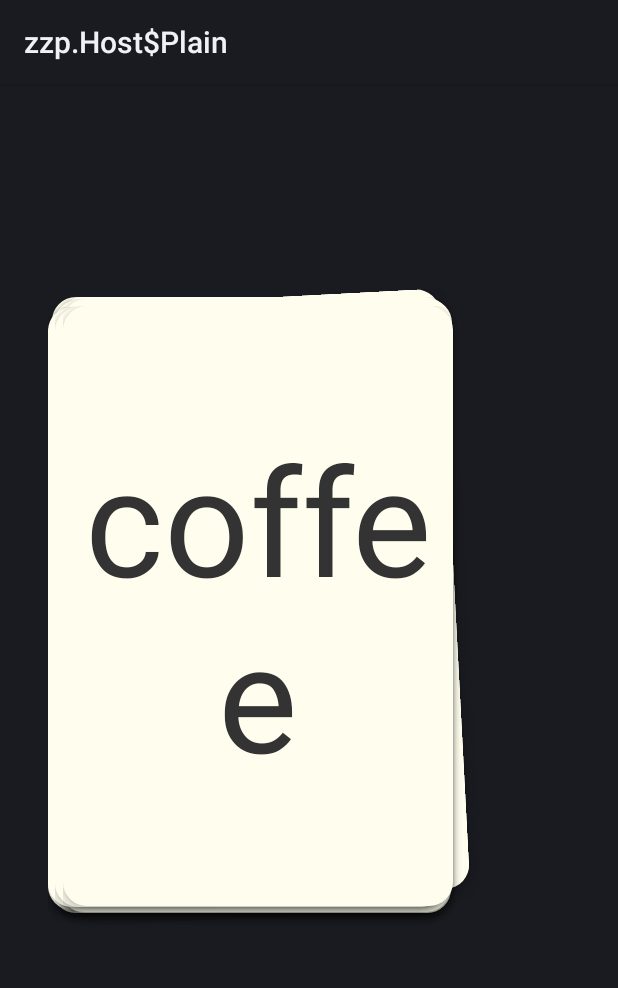
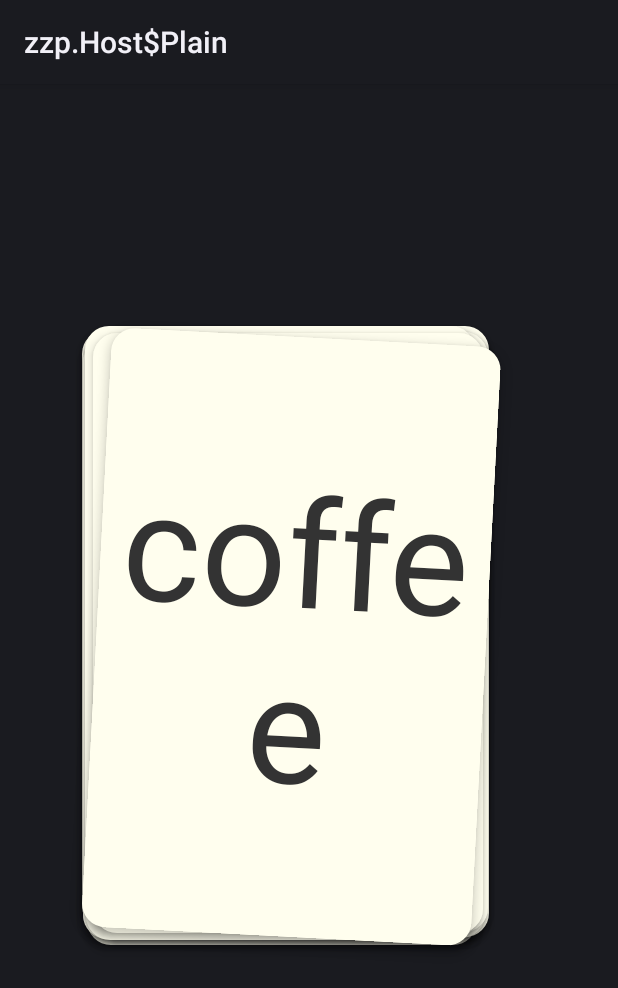
Before and after one commit to Entreco/Scrum-Poker, an Android app: the fragment PokerFragment shown on its own in the app's theme, on a phone screen of 412 x 824 dp. Shown: the top 988 px of the screen. Run offline under Robolectric (Android 15) with nearby library versions, the phone set to English and light mode, and no system bars; our stand-ins replace data binding.

Commit message:
# Showing Cards and Flipping them

```diff
--- a/android/poker/src/main/java/nl/entreco/scrumpoker/poker/PokerCardView.kt
+++ b/android/poker/src/main/java/nl/entreco/scrumpoker/poker/PokerCardView.kt
@@ -2,68 +2,78 @@ package nl.entreco.scrumpoker.poker
 
 import android.annotation.SuppressLint
 import android.content.Context
+import android.graphics.Canvas
+import android.graphics.Color
+import android.graphics.drawable.ColorDrawable
 import android.util.Log
 import android.view.Gravity
 import android.view.LayoutInflater
 import android.view.MotionEvent
 import android.view.View
 import android.view.ViewGroup.LayoutParams.WRAP_CONTENT
+import android.view.animation.AnimationSet
+import android.view.animation.AnimationUtils
 import android.widget.FrameLayout
 import androidx.constraintlayout.widget.ConstraintLayout
+import androidx.core.view.ViewCompat.animate
 import androidx.databinding.DataBindingUtil
+import kotlinx.android.synthetic.main.poker_card.view.*
 import nl.entreco.scrumpoker.poker.databinding.PokerCardBinding
 import nl.entreco.scrumpoker.poker.ui.poker.PokerCardModel
+import java.util.concurrent.atomic.AtomicBoolean
 import kotlin.math.atan2
 import kotlin.random.Random
 
 @SuppressLint("ViewConstructor")
 class PokerCardView constructor(
     context: Context,
-    private val card: PokerCardModel,
+    val card: PokerCardModel,
     private val dragListener: OnDragListener
 ) : ConstraintLayout(context), View.OnTouchListener {
 
     private var dX = 0F
     private var dY = 0F
-    private var indexInStack = 0
-    private var stackSize = 0
+    private var startClick: Long = 0
+    private val front = AtomicBoolean(true)
     private lateinit var binding: PokerCardBinding
 
     override fun onAttachedToWindow() {
         super.onAttachedToWindow()
         val lp = FrameLayout.LayoutParams(WRAP_CONTENT, WRAP_CONTENT, Gravity.CENTER)
-        lp.setMargins(8, 8, 24, 24)
         layoutParams = lp
         clipToPadding = false
         binding = DataBindingUtil.inflate(LayoutInflater.from(context), R.layout.poker_card, this, true)
         binding.card = card
+        binding.cardFlipper.inAnimation = AnimationUtils.loadAnimation(context, android.R.anim.fade_in)
+//                    binding.cardFlipper.outAnimation = AnimationUtils.loadAnimation(context, android.R.anim.fade_out)
     }
 
     override fun onMeasure(widthMeasureSpec: Int, heightMeasureSpec: Int) {
         super.onMeasure(widthMeasureSpec, heightMeasureSpec)
-        val width = binding.root.measuredWidth + binding.root.paddingLeft + binding.root.paddingRight + 80
-        val height = binding.root.measuredHeight + binding.root.paddingTop + binding.root.paddingBottom + 80
+        val width = binding.root.measuredWidth + binding.root.paddingLeft + binding.root.paddingRight
+        val height = binding.root.measuredHeight + binding.root.paddingTop + binding.root.paddingBottom
         setMeasuredDimension(width, height)
     }
 
     fun setOrder(index: Int, total: Int) {
-        indexInStack = index
-        stackSize = total
 
-        if (index == 0) {
-            animate()
-                .rotation(Random.nextInt(-10, 10).toFloat())
-                .setDuration(300)
-                .start()
-        }
+//        if (index == 0) {
+//            animate()
+//
+//                .rotationX(0F).rotationY(0F)
+//                .setDuration(300)
+//                .start()
+//        } else {
 
             animate()
+                .rotation(if(index == total) Random.nextInt(-10, 10).toFloat() else 0F)
                 .translationX(Random.nextInt(-10, 10).toFloat())
                 .translationY(Random.nextInt(-10, 10).toFloat())
                 .translationZ(index.toFloat())
                 .rotationX(0F).rotationY(0F)
                 .setDuration(300)
                 .start()
+//        }
 
         setOnTouchListener(if (index == total) this else null)
     }
@@ -71,6 +81,7 @@ class PokerCardView constructor(
     override fun onTouch(view: View, event: MotionEvent): Boolean {
         when (event.action) {
             MotionEvent.ACTION_DOWN -> {
+                startClick = System.currentTimeMillis()
                 dX = view.x - event.rawX
                 dY = view.y - event.rawY
             }
@@ -99,20 +110,32 @@ class PokerCardView constructor(
 
             MotionEvent.ACTION_UP -> {
 
+                if (System.currentTimeMillis() - startClick < 100 && dX < 50 && dY < 50) {
+                    dragListener.onCancelled(this)
+                    dragListener.onSelected(this)
+                } else {
+
                     val newX = event.rawX + dX
                     val newY = event.rawY + dY
                     val triggered = newX < -200 || newX > 600
 
                     if (triggered) {
                         view.animate()
+                            .scaleX(1F)
+                            .scaleY(1F)
                             .rotationXBy(if (newY < 0) 20F else -20F)
                             .rotationYBy(if (newX < 0) 20F else -20F)
                             .translationZ(0F)
                             .setDuration(0)
                             .start()
+
+                        if(binding.cardFlipper.displayedChild != 0) {
+                            binding.cardFlipper.displayedChild = 0
+                        }
                         dragListener.onThrownAway(this)
                     } else {
                         dragListener.onCancelled(this)
+                    }
                 }
             }
         }
@@ -120,8 +143,41 @@ class PokerCardView constructor(
         return true
     }
 
+    fun flip() {
+        front.set(!front.get())
+
+        animate()
+            .scaleX(2F)
+            .scaleY(2F)
+            .rotationX(0F)
+            .rotation(0F)
+            .setDuration(500)
+            .start()
+
+        if(front.get()) {
+            binding.cardFlipper.showNext()
+        } else {
+            animate()
+                .setDuration(250)
+                .rotationY(-90F)
+                .withEndAction {
+
+                    binding.cardFlipper.showNext()
+                    animate()
+                        .setDuration(250)
+                        .rotationY(-180F)
+                        .withEndAction{
+                            requestLayout()
+                        }
+                        .start()
+                }
+                .start()
+        }
+    }
+
     interface OnDragListener {
         fun onThrownAway(view: PokerCardView)
         fun onCancelled(view: PokerCardView)
+        fun onSelected(view: PokerCardView)
     }
 }
--- /dev/null
+++ b/android/poker/src/main/res/drawable/card_back.xml
@@ -0,0 +1,9 @@
+<?xml version="1.0" encoding="utf-8"?>
+<layer-list xmlns:android="http://schemas.android.com/apk/res/android">
+    <item>
+        <shape>
+            <gradient android:startColor="@color/colorPrimary" android:endColor="@color/colorPrimaryDark" android:angle="-90"/>
+            <corners android:radius="16dp" />
+        </shape>
+    </item>
+</layer-list>
--- a/android/poker/src/main/res/layout/poker_card.xml
+++ b/android/poker/src/main/res/layout/poker_card.xml
@@ -1,6 +1,6 @@
 <?xml version="1.0" encoding="utf-8"?>
 <layout xmlns:android="http://schemas.android.com/apk/res/android"
-        xmlns:app="http://schemas.android.com/apk/res-auto">
+        >
 
     <data>
 
@@ -8,6 +8,13 @@
                 name="card"
                 type="nl.entreco.scrumpoker.poker.ui.poker.PokerCardModel"/>
     </data>
+
+    <ViewFlipper
+            android:id="@+id/cardFlipper"
+            android:layout_width="wrap_content"
+            android:layout_height="wrap_content"
+            android:padding="16dp"
+            android:clipToPadding="false">
 
         <TextView
                 android:id="@+id/cardView"
@@ -19,7 +26,18 @@
                 android:text="@{card.value}"
                 android:textColor="#333333"
                 android:textSize="100sp"
-            android:gravity="center">
+                android:gravity="center"/>
 
-    </TextView>
+        <TextView
+                android:layout_width="260dp"
+                android:layout_height="400dp"
+                android:background="@drawable/card_back"
+                android:foreground="?android:attr/selectableItemBackground"
+                android:elevation="4dp"
+                android:textColor="#333333"
+                android:textSize="100sp"
+                android:gravity="center"/>
+    </ViewFlipper>
+
+
 </layout>
```
Also changed, not shown: android/poker/src/main/java/nl/entreco/scrumpoker/poker/ui/PokerStackedView.kt (+9 -4 lines). Lines whose indentation alone changed are shown as unchanged.
